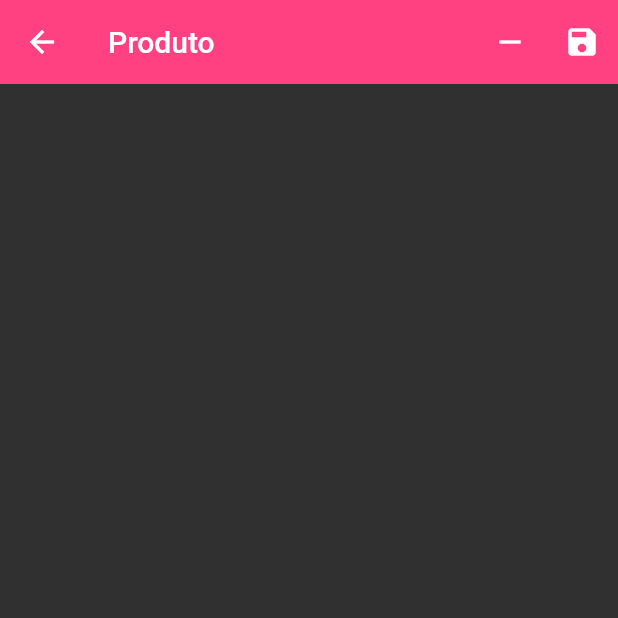
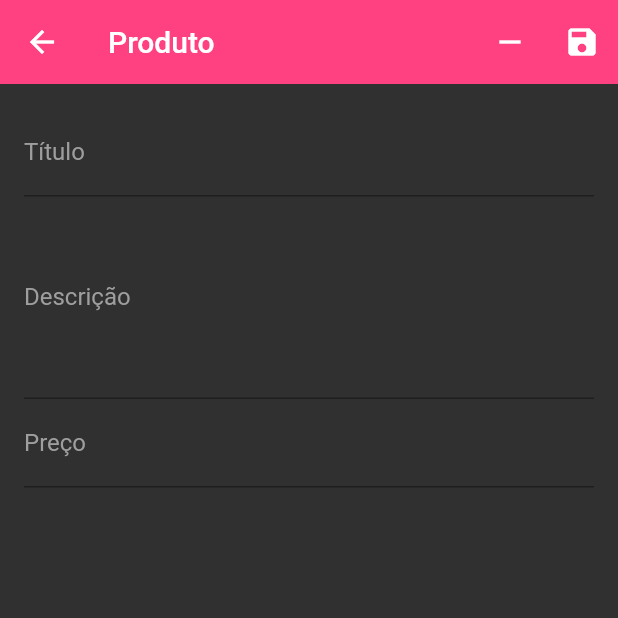
Before and after one commit to Raimundo-Martins/App_Gerente_Loja, a Flutter app: the ProductScreen screen opened directly, on a phone screen of 412 x 824 dp, the top half of it. Run offline on Flutter 3.47's test engine with Material 2 defaults, Android fonts, the phone set to English and light mode, and no system bars; our stand-ins replace cloud_firestore, firebase_auth, flutter_speed_dial, rxdart, shimmer; missing offline and left inert: bloc_pattern; accounts and stored records are empty.

```diff
--- a/lib/blocs/product_bloc.dart
+++ b/lib/blocs/product_bloc.dart
@@ -1,14 +1,35 @@
 import 'package:bloc_pattern/bloc_pattern.dart';
 import 'package:cloud_firestore/cloud_firestore.dart';
+import 'package:rxdart/subjects.dart';
 
 class ProductBloc extends BlocBase {
   String categoryId;
   DocumentSnapshot product;
 
-  ProductBloc({this.categoryId, this.product}){
+  final _productController = BehaviorSubject<Map>();
+  Stream<Map> get outProduct => _productController.stream;
 
+  Map<String, dynamic> unsavedDado;
+
+  ProductBloc({this.categoryId, this.product}) {
+    if (product != null) {
+      unsavedDado = Map.of(product.data);
+      unsavedDado['images'] = List.of(product.data['images']);
+      unsavedDado['sizes'] = List.of(product.data['sizes']);
+    } else {
+      unsavedDado = {
+        'title': null,
+        'description': null,
+        'price': null,
+        'images': [],
+        'sizes': []
+      };
+    }
+    _productController.add(unsavedDado);
   }
 
   @override
-  void dispose() {}
+  void dispose() {
+    _productController.close();
+  }
 }
--- a/lib/screens/product_screen.dart
+++ b/lib/screens/product_screen.dart
@@ -2,17 +2,34 @@ import 'package:cloud_firestore/cloud_firestore.dart';
 import 'package:flutter/material.dart';
 import 'package:gerente_loja/blocs/product_bloc.dart';
 
-class ProductScreen extends StatelessWidget {
+class ProductScreen extends StatefulWidget {
   final String categoryId;
   final DocumentSnapshot product;
+
+  ProductScreen({this.categoryId, this.product});
+
+  @override
+  _ProductScreenState createState() => _ProductScreenState(categoryId, product);
+}
+
+class _ProductScreenState extends State<ProductScreen> {
+  final _formKey = GlobalKey<FormState>();
   final ProductBloc _productBloc;
-  final _formKey = GlobalKey<FormState>();
 
-  ProductScreen({this.categoryId, this.product})
+  _ProductScreenState(String categoryId, DocumentSnapshot product)
       : _productBloc = ProductBloc(categoryId: categoryId, product: product);
 
   @override
   Widget build(BuildContext context) {
+    final _style = TextStyle(color: Colors.white, fontSize: 16);
+
+    InputDecoration _buildDecoration(String label) {
+      return InputDecoration(
+        labelText: label,
+        labelStyle: TextStyle(color: Colors.grey),
+      );
+    }
+
     return Scaffold(
       backgroundColor: Colors.grey[850],
       appBar: AppBar(
@@ -31,10 +48,40 @@ class ProductScreen extends StatelessWidget {
       ),
       body: Form(
         key: _formKey,
-        child: ListView(
-          padding: EdgeInsets.all(16),
-          children: [],
-        ),
+        child: StreamBuilder<Map>(
+            stream: _productBloc.outProduct,
+            builder: (context, snapshot) {
+              if (!snapshot.hasData) return Container();
+              return ListView(
+                padding: EdgeInsets.all(16),
+                children: [
+                  TextFormField(
+                    initialValue: snapshot.data['title'],
+                    style: _style,
+                    decoration: _buildDecoration('Título'),
+                    onSaved: (valor) {},
+                    validator: (valor) {},
+                  ),
+                  TextFormField(
+                    initialValue: snapshot.data['description'],
+                    maxLines: 5,
+                    style: _style,
+                    decoration: _buildDecoration('Descrição'),
+                    onSaved: (valor) {},
+                    validator: (valor) {},
+                  ),
+                  TextFormField(
+                    initialValue: snapshot.data['price']?.toStringAsFixed(2),
+                    keyboardType:
+                        TextInputType.numberWithOptions(decimal: true),
+                    style: _style,
+                    decoration: _buildDecoration('Preço'),
+                    onSaved: (valor) {},
+                    validator: (valor) {},
+                  ),
+                ],
+              );
+            }),
       ),
     );
   }
```
